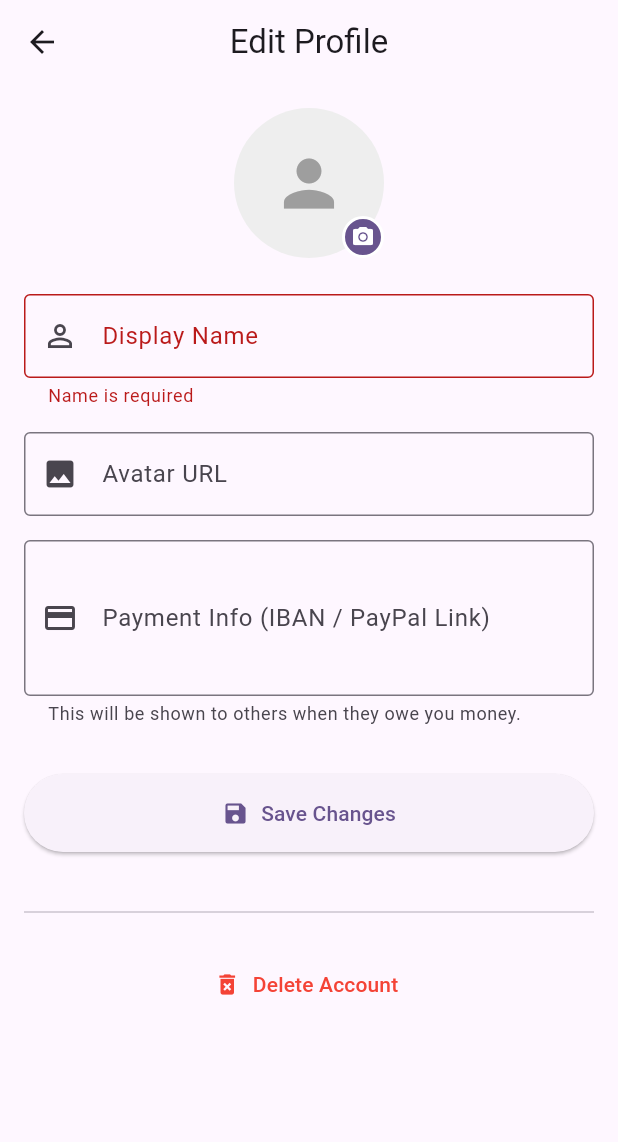
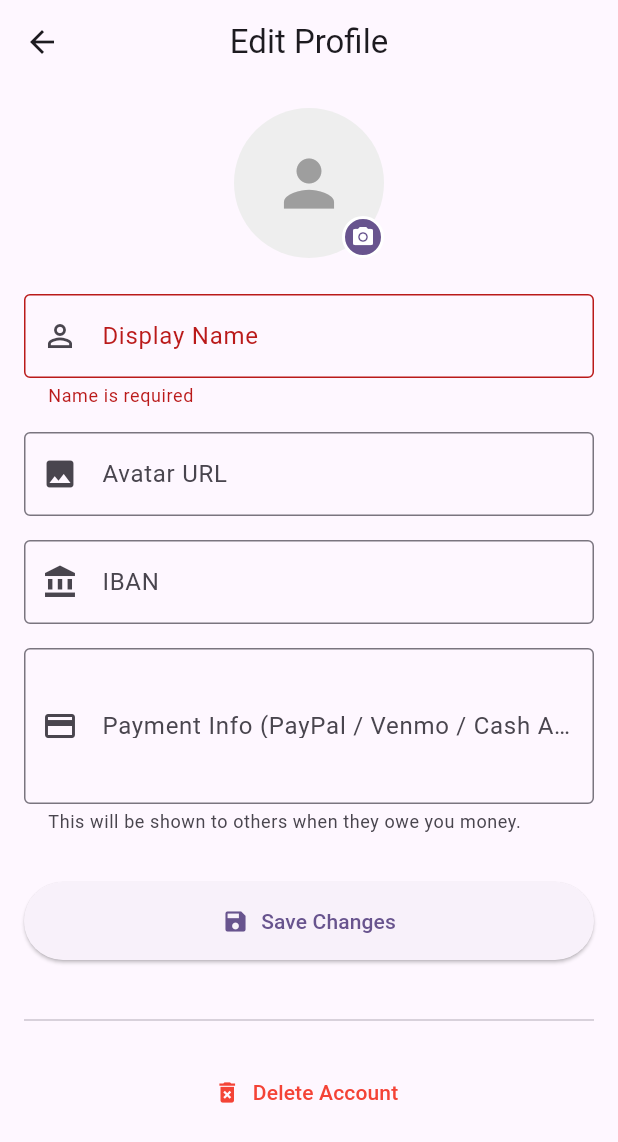
Before and after one commit to mhmadkadoor/triptrack, a Flutter app: the ProfileScreen screen opened directly, after a tap on "Save Changes", on a phone screen of 412 x 824 dp. Shown: the top 1142 px of the screen. Run offline on Flutter 3.47's test engine with Material 3 defaults, Android fonts, the phone set to English and light mode, and no system bars; our stand-ins replace equatable, flutter_dotenv, flutter_riverpod, go_router, google_generative_ai, image_cropper and 4 more; accounts and stored records are empty; generated files the repository leaves out were written again.

Commit message:
add IBAN field to user profile and update related screens

```diff
--- a/lib/features/auth/models/profile.dart
+++ b/lib/features/auth/models/profile.dart
@@ -6,6 +6,7 @@ class Profile {
   final String? displayName;
   final String? avatarUrl;
   final String? paymentInfo;
+  final String? iban;
 
   const Profile({
     required this.id,
@@ -13,6 +14,7 @@ class Profile {
     this.displayName,
     this.avatarUrl,
     this.paymentInfo,
+    this.iban,
   });
 
   factory Profile.fromJson(Map<String, dynamic> json) {
@@ -24,6 +26,7 @@ class Profile {
           json['full_name'] as String?, // cover both cases
       avatarUrl: json['avatar_url'] as String?,
       paymentInfo: json['payment_info'] as String?,
+      iban: json['iban'] as String?,
     );
   }
 
@@ -34,6 +37,7 @@ class Profile {
       'display_name': displayName,
       'avatar_url': avatarUrl,
       'payment_info': paymentInfo,
+      'iban': iban,
     };
   }
 }
--- a/lib/features/auth/providers/auth_repository.dart
+++ b/lib/features/auth/providers/auth_repository.dart
@@ -42,11 +42,13 @@ class AuthRepository {
     String? name,
     String? avatarUrl,
     String? paymentInfo,
+    String? iban,
   }) async {
     final updates = <String, dynamic>{};
     if (name != null) updates['full_name'] = name;
     if (avatarUrl != null) updates['avatar_url'] = avatarUrl;
     if (paymentInfo != null) updates['payment_info'] = paymentInfo;
+    if (iban != null) updates['iban'] = iban;
 
     if (updates.isEmpty) return;
 
--- a/lib/features/auth/screens/profile_screen.dart
+++ b/lib/features/auth/screens/profile_screen.dart
@@ -21,6 +21,7 @@ class _ProfileScreenState extends ConsumerState<ProfileScreen> {
   late TextEditingController _nameController;
   late TextEditingController _avatarUrlController;
   late TextEditingController _paymentInfoController;
+  late TextEditingController _ibanController;
   bool _isLoading = false;
 
   @override
@@ -41,6 +42,7 @@ class _ProfileScreenState extends ConsumerState<ProfileScreen> {
       text: user?.userMetadata?['avatar_url'] ?? '',
     );
     _paymentInfoController = TextEditingController(text: '');
+    _ibanController = TextEditingController(text: '');
 
     // Fetch latest profile data to populate fields
     if (user != null) {
@@ -56,6 +58,7 @@ class _ProfileScreenState extends ConsumerState<ProfileScreen> {
           _nameController.text = data['full_name'] ?? '';
           _avatarUrlController.text = data['avatar_url'] ?? '';
           _paymentInfoController.text = data['payment_info'] ?? '';
+          _ibanController.text = data['iban'] ?? '';
         });
       }
     } catch (e) {
@@ -160,6 +163,7 @@ class _ProfileScreenState extends ConsumerState<ProfileScreen> {
     _nameController.dispose();
     _avatarUrlController.dispose();
     _paymentInfoController.dispose();
+    _ibanController.dispose();
     super.dispose();
   }
 
@@ -178,6 +182,7 @@ class _ProfileScreenState extends ConsumerState<ProfileScreen> {
             name: _nameController.text.trim(),
             avatarUrl: _avatarUrlController.text.trim(),
             paymentInfo: _paymentInfoController.text.trim(),
+            iban: _ibanController.text.trim(),
           );
 
       if (mounted) {
@@ -413,10 +418,20 @@ class _ProfileScreenState extends ConsumerState<ProfileScreen> {
               ),
               const SizedBox(height: 16),
               TextFormField(
+                controller: _ibanController,
+                decoration: const InputDecoration(
+                  labelText: 'IBAN',
+                  hintText: 'DE12 3456...',
+                  border: OutlineInputBorder(),
+                  prefixIcon: Icon(Icons.account_balance),
+                ),
+              ),
+              const SizedBox(height: 16),
+              TextFormField(
                 controller: _paymentInfoController,
                 decoration: const InputDecoration(
-                  labelText: 'Payment Info (IBAN / PayPal Link)',
-                  hintText: 'IBAN: DE12 3456...',
+                  labelText: 'Payment Info (PayPal / Venmo / Cash App)',
+                  hintText: 'PayPal: me@example.com',
                   border: OutlineInputBorder(),
                   prefixIcon: Icon(Icons.payment),
                   helperText:
```
Also changed, not shown: lib/features/roster/screens/member_detail_screen.dart (added, +175 -0 lines), lib/features/trips/screens/tabs/members_tab.dart (+13 -0 lines), 1 other file.
